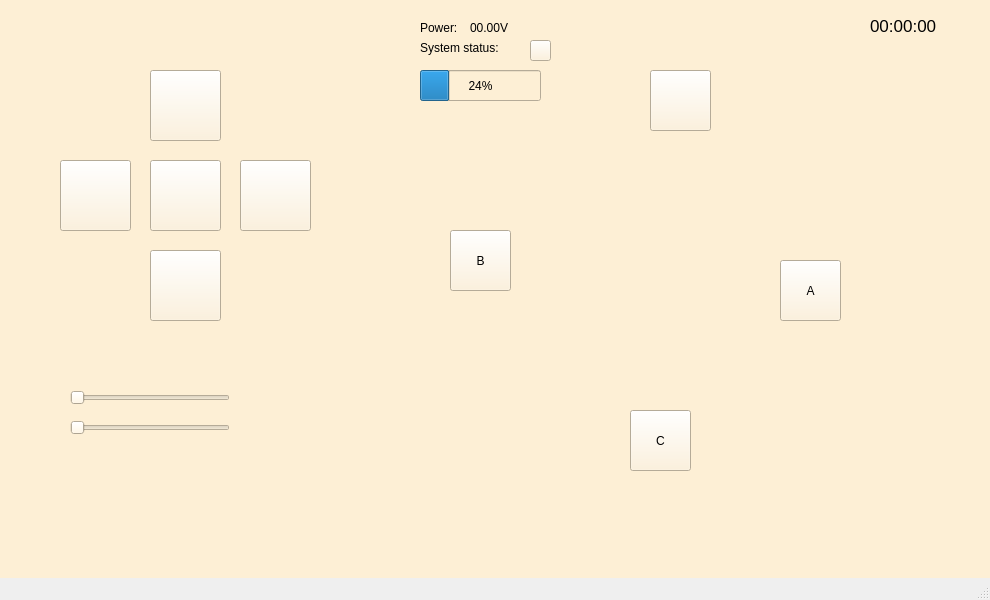
This is junbot_gui/ui/robotinterface.ui in lacie-life/junbot_core as Qt 5 draws it before an edit. The edited form follows.
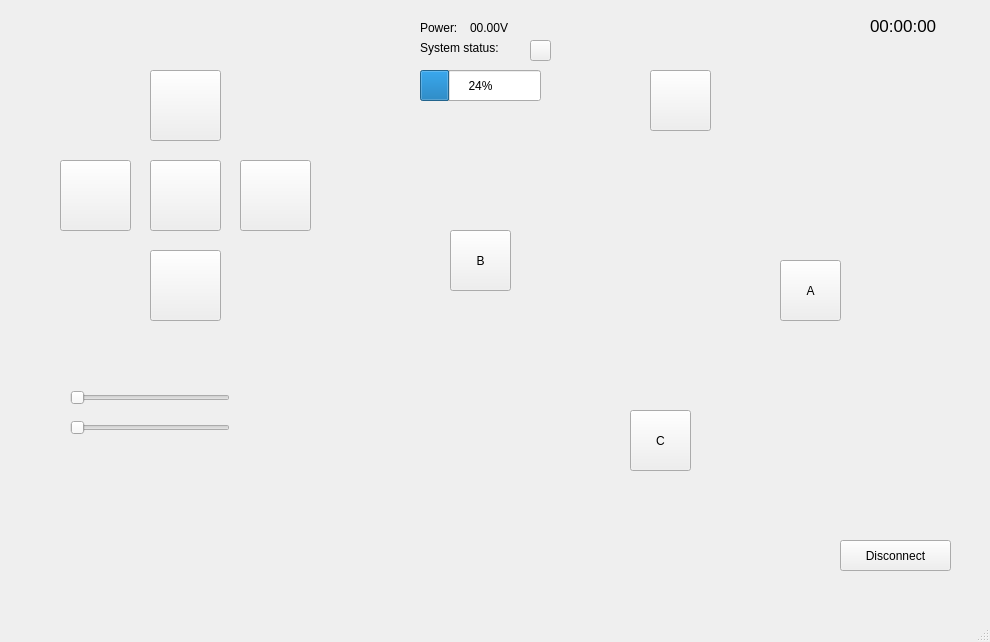
This is the edited form. Icons and pictures are not drawn.

Commit message: [UPDATE] update Login Interface

Diff of the .ui file:
```diff
--- a/junbot_gui/ui/robotinterface.ui
+++ b/junbot_gui/ui/robotinterface.ui
@@ -7,7 +7,7 @@
     <x>0</x>
     <y>0</y>
     <width>990</width>
-    <height>600</height>
+    <height>642</height>
    </rect>
   </property>
   <property name="windowTitle">
@@ -15,7 +15,7 @@
   </property>
   <widget class="QWidget" name="centralwidget">
    <property name="styleSheet">
-    <string notr="true">background-color: #fdefd5;</string>
+    <string notr="true"/>
    </property>
    <widget class="QLabel" name="label_textStatus">
     <property name="geometry">
@@ -396,6 +396,19 @@
      <string/>
     </property>
    </widget>
+   <widget class="QPushButton" name="disconnect_button">
+    <property name="geometry">
+     <rect>
+      <x>840</x>
+      <y>540</y>
+      <width>111</width>
+      <height>31</height>
+     </rect>
+    </property>
+    <property name="text">
+     <string>Disconnect</string>
+    </property>
+   </widget>
    <zorder>label</zorder>
    <zorder>label_textStatus</zorder>
    <zorder>pushButton_status</zorder>
```
Left out of the diff: 1 changed line with no effect on the pictures. The commit also changes 2 other files.
